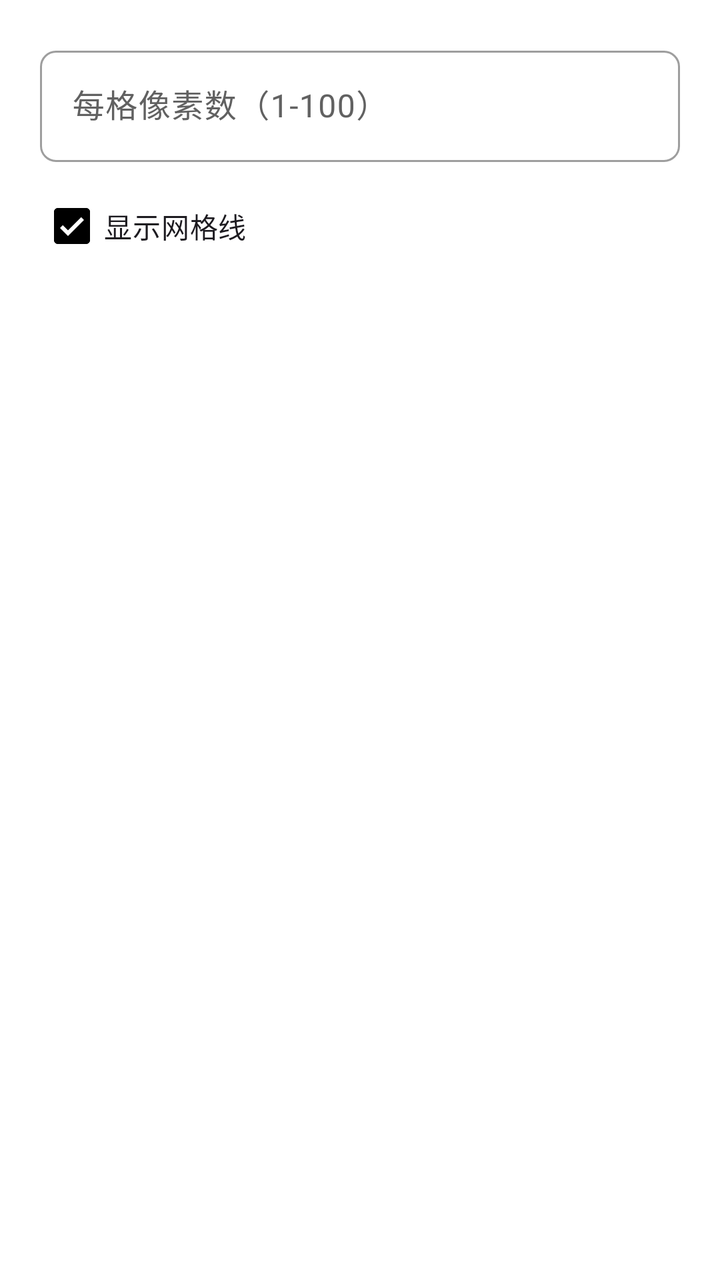
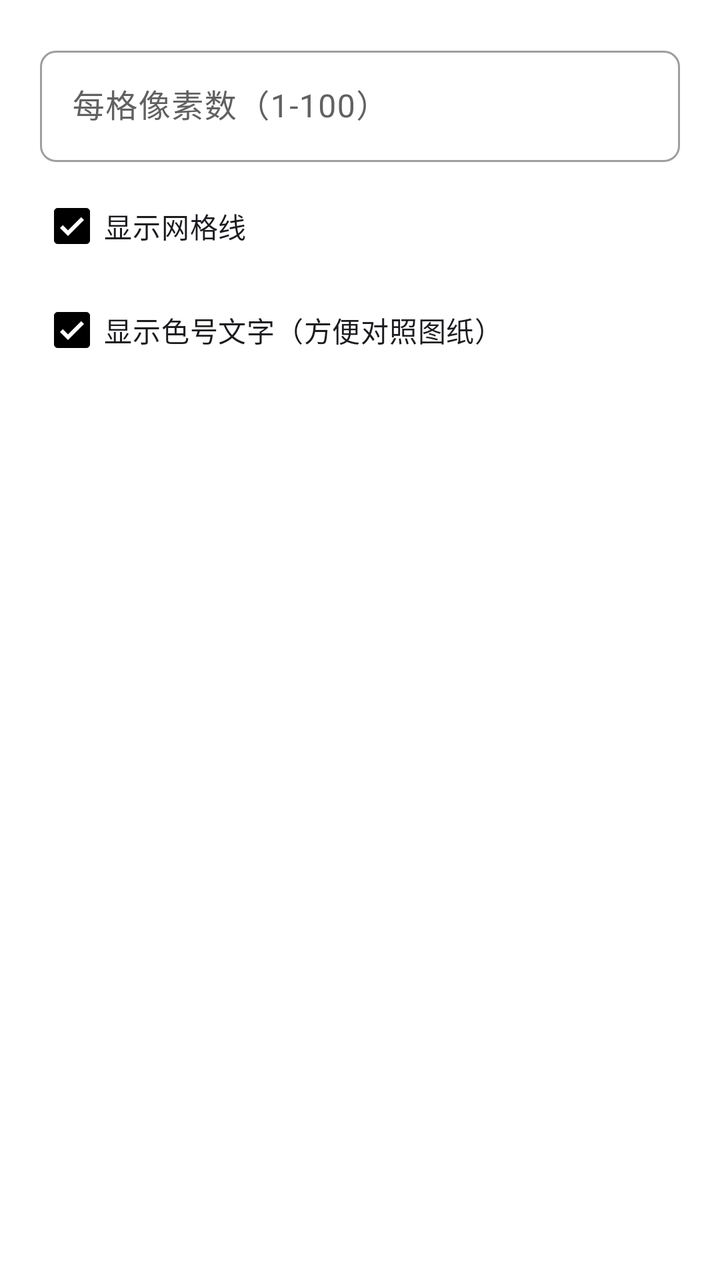

An Android layout rendered at two revisions. The XML below is the earlier revision; the diff shows what the commit changed to produce the second picture.
<!-- AndroidManifest.xml: application theme Theme.BeadPixel -->
<!-- res/layout/dialog_export.xml -->
<?xml version="1.0" encoding="utf-8"?>
<LinearLayout xmlns:android="http://schemas.android.com/apk/res/android"
    android:layout_width="match_parent"
    android:layout_height="wrap_content"
    android:orientation="vertical"
    android:padding="20dp">

    <com.google.android.material.textfield.TextInputLayout
        android:layout_width="match_parent"
        android:layout_height="wrap_content"
        android:hint="每格像素数（1-100）">

        <com.google.android.material.textfield.TextInputEditText
            android:id="@+id/scaleInput"
            android:layout_width="match_parent"
            android:layout_height="wrap_content"
            android:inputType="number"
            android:maxLines="1" />
    </com.google.android.material.textfield.TextInputLayout>

    <CheckBox
        android:id="@+id/gridCheck"
        android:layout_width="match_parent"
        android:layout_height="wrap_content"
        android:layout_marginTop="8dp"
        android:checked="true"
        android:text="显示网格线" />
</LinearLayout>
<!-- resources referenced by this layout -->
<resources>
  <style name="Theme.BeadPixel" parent="Theme.Material3.DayNight.NoActionBar">
          <item name="colorPrimary">#000000</item>
          <item name="colorOnPrimary">#FFFFFF</item>
          <item name="colorPrimaryContainer">#E0E0E0</item>
          <item name="colorOnPrimaryContainer">#000000</item>
          <item name="colorSecondary">#424242</item>
          <item name="colorOnSecondary">#FFFFFF</item>
          <item name="segmentButtonStyle">@style/Widget.BeadPixel.SegmentButton</item>
          <item name="colorSurface">#FFFFFF</item>
          <item name="colorOnSurface">#000000</item>
          <item name="colorSurfaceVariant">#EEEEEE</item>
          <item name="colorOnSurfaceVariant">#616161</item>
          <item name="colorOutline">#9E9E9E</item>
          <item name="colorOutlineVariant">#BDBDBD</item>
          <item name="android:windowBackground">#FFFFFF</item>
          <item name="shapeAppearanceCornerExtraSmall">@style/ShapeAppearance.BeadPixel</item>
          <item name="shapeAppearanceCornerSmall">@style/ShapeAppearance.BeadPixel</item>
          <item name="shapeAppearanceCornerMedium">@style/ShapeAppearance.BeadPixel</item>
          <item name="shapeAppearanceCornerLarge">@style/ShapeAppearance.BeadPixel</item>
          <item name="shapeAppearanceCornerExtraLarge">@style/ShapeAppearance.BeadPixel</item>
      </style>
  <style name="Widget.BeadPixel.SegmentButton" parent="Widget.Material3.Button">
          <item name="shapeAppearance">@style/ShapeAppearance.BeadPixel</item>
          <item name="android:textSize">12sp</item>
          <item name="android:minHeight">0dp</item>
          <item name="android:insetTop">0dp</item>
          <item name="android:insetBottom">0dp</item>
      </style>
  <style name="ShapeAppearance.BeadPixel" parent="">
          <item name="cornerFamily">rounded</item>
          <item name="cornerSize">8dp</item>
      </style>
</resources>

<!-- the commit's change to res/layout/dialog_export.xml (unified diff, before → after) -->
@@ -25,4 +25,12 @@
         android:layout_marginTop="8dp"
         android:checked="true"
         android:text="显示网格线" />
+
+    <CheckBox
+        android:id="@+id/codeCheck"
+        android:layout_width="match_parent"
+        android:layout_height="wrap_content"
+        android:layout_marginTop="4dp"
+        android:checked="true"
+        android:text="显示色号文字（方便对照图纸）" />
 </LinearLayout>
